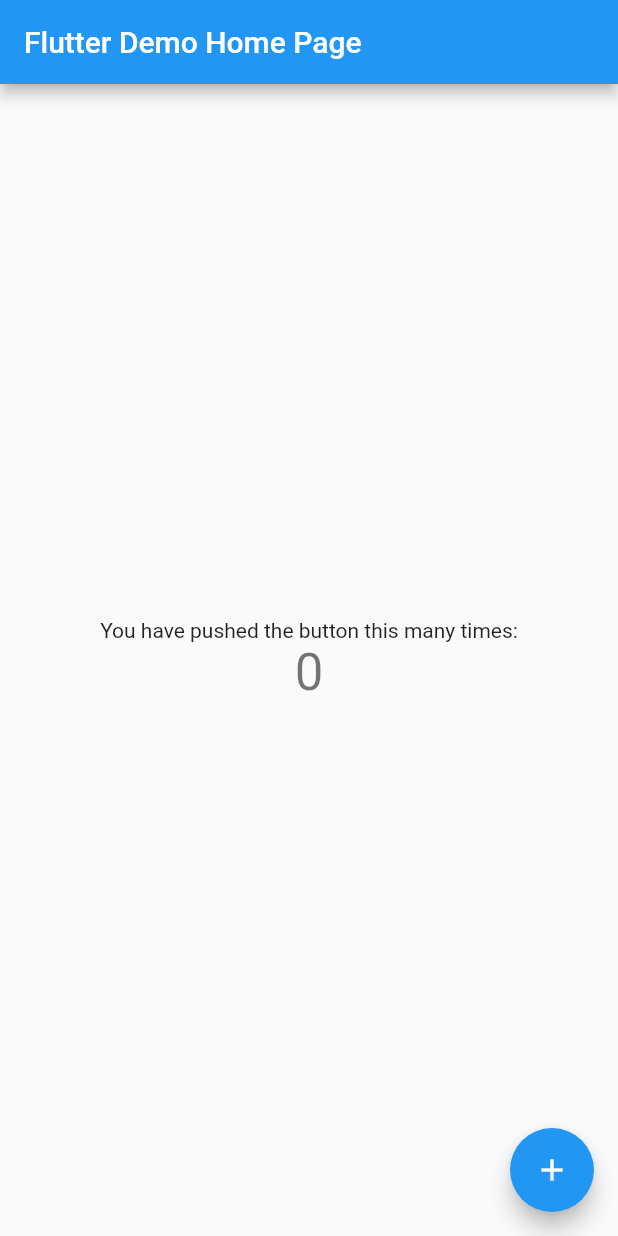
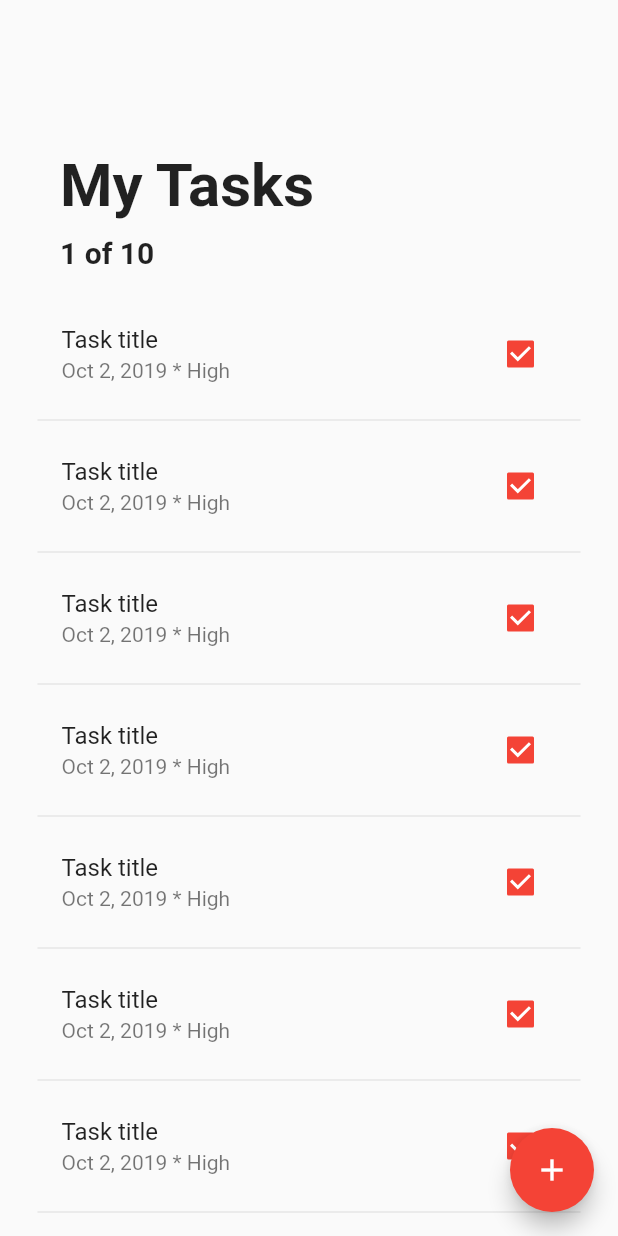
Before and after one commit to itzVort3x1/flutter_todo_list, a Flutter app: the screen it shows after launch, on a phone screen of 412 x 824 dp. Run offline on Flutter 3.47's test engine with Material 2 defaults, Android fonts, the phone set to English and light mode, and no system bars.

Commit message:
added ListView.builder

```diff
--- a/lib/main.dart
+++ b/lib/main.dart
@@ -1,4 +1,5 @@
 import 'package:flutter/material.dart';
+import 'package:todo_list/screens/todo_list_screen.dart';
 
 void main() {
   runApp(MyApp());
@@ -9,109 +10,11 @@ class MyApp extends StatelessWidget {
   @override
   Widget build(BuildContext context) {
     return MaterialApp(
-      title: 'Flutter Demo',
+      title: 'To-do',
       theme: ThemeData(
-        // This is the theme of your application.
-        //
-        // Try running your application with "flutter run". You'll see the
-        // application has a blue toolbar. Then, without quitting the app, try
-        // changing the primarySwatch below to Colors.green and then invoke
-        // "hot reload" (press "r" in the console where you ran "flutter run",
-        // or simply save your changes to "hot reload" in a Flutter IDE).
-        // Notice that the counter didn't reset back to zero; the application
-        // is not restarted.
-        primarySwatch: Colors.blue,
-        // This makes the visual density adapt to the platform that you run
-        // the app on. For desktop platforms, the controls will be smaller and
-        // closer together (more dense) than on mobile platforms.
-        visualDensity: VisualDensity.adaptivePlatformDensity,
+        primarySwatch: Colors.red,
       ),
-      home: MyHomePage(title: 'Flutter Demo Home Page'),
+      home: TodoListScreen(),
     );
   }
 }
-
-class MyHomePage extends StatefulWidget {
-  MyHomePage({Key key, this.title}) : super(key: key);
-
-  // This widget is the home page of your application. It is stateful, meaning
-  // that it has a State object (defined below) that contains fields that affect
-  // how it looks.
-
-  // This class is the configuration for the state. It holds the values (in this
-  // case the title) provided by the parent (in this case the App widget) and
-  // used by the build method of the State. Fields in a Widget subclass are
-  // always marked "final".
-
-  final String title;
-
-  @override
-  _MyHomePageState createState() => _MyHomePageState();
-}
-
-class _MyHomePageState extends State<MyHomePage> {
-  int _counter = 0;
-
-  void _incrementCounter() {
-    setState(() {
-      // This call to setState tells the Flutter framework that something has
-      // changed in this State, which causes it to rerun the build method below
-      // so that the display can reflect the updated values. If we changed
-      // _counter without calling setState(), then the build method would not be
-      // called again, and so nothing would appear to happen.
-      _counter++;
-    });
-  }
-
-  @override
-  Widget build(BuildContext context) {
-    // This method is rerun every time setState is called, for instance as done
-    // by the _incrementCounter method above.
-    //
-    // The Flutter framework has been optimized to make rerunning build methods
-    // fast, so that you can just rebuild anything that needs updating rather
-    // than having to individually change instances of widgets.
-    return Scaffold(
-      appBar: AppBar(
-        // Here we take the value from the MyHomePage object that was created by
-        // the App.build method, and use it to set our appbar title.
-        title: Text(widget.title),
-      ),
-      body: Center(
-        // Center is a layout widget. It takes a single child and positions it
-        // in the middle of the parent.
-        child: Column(
-          // Column is also a layout widget. It takes a list of children and
-          // arranges them vertically. By default, it sizes itself to fit its
-          // children horizontally, and tries to be as tall as its parent.
-          //
-          // Invoke "debug painting" (press "p" in the console, choose the
-          // "Toggle Debug Paint" action from the Flutter Inspector in Android
-          // Studio, or the "Toggle Debug Paint" command in Visual Studio Code)
-          // to see the wireframe for each widget.
-          //
-          // Column has various properties to control how it sizes itself and
-          // how it positions its children. Here we use mainAxisAlignment to
-          // center the children vertically; the main axis here is the vertical
-          // axis because Columns are vertical (the cross axis would be
-          // horizontal).
-          mainAxisAlignment: MainAxisAlignment.center,
-          children: <Widget>[
-            Text(
-              'You have pushed the button this many times:',
-            ),
-            Text(
-              '$_counter',
-              style: Theme.of(context).textTheme.headline4,
-            ),
-          ],
-        ),
-      ),
-      floatingActionButton: FloatingActionButton(
-        onPressed: _incrementCounter,
-        tooltip: 'Increment',
-        child: Icon(Icons.add),
-      ), // This trailing comma makes auto-formatting nicer for build methods.
-    );
-  }
-}
--- /dev/null
+++ b/lib/screens/todo_list_screen.dart
@@ -0,0 +1,63 @@
+import 'package:flutter/material.dart';
+
+class TodoListScreen extends StatelessWidget {
+
+  Widget _buildTask(int index, context){
+    return Padding(
+      padding: EdgeInsets.symmetric(horizontal: 25.0),
+      child: Column(
+        children: [
+          ListTile(
+            title: Text('Task title'),
+            subtitle: Text('Oct 2, 2019 * High'),
+            trailing: Checkbox(onChanged: (value){
+              print(value);
+              },
+              activeColor: Theme.of(context).primaryColor,
+              value: true,
+            ),
+          ),
+          Divider(),
+        ],
+      ),
+    );
+  }
+
+  @override
+  Widget build(BuildContext context) {
+    return Scaffold(
+      floatingActionButton: FloatingActionButton(backgroundColor: Theme.of(context).primaryColor,
+      child: Icon(Icons.add),
+        onPressed: (){},
+      ),
+      body: ListView.builder(
+        padding: EdgeInsets.symmetric(vertical: 80.0),
+        itemCount: 10,
+        itemBuilder: (BuildContext context, int index){
+          if (index == 0){
+            return Padding(
+              padding: EdgeInsets.symmetric(horizontal: 40.0, vertical: 20.0),
+              child: Column(
+                crossAxisAlignment: CrossAxisAlignment.start,
+                children: [
+                  Text('My Tasks',
+                    style: TextStyle(
+                      fontSize: 40.0,
+                      fontWeight: FontWeight.bold,
+                    ),),
+                  SizedBox(height: 10.0,),
+                  Text('1 of 10',
+                    style: TextStyle(
+                      fontSize: 20.0,
+                      fontWeight: FontWeight.w600,
+                    ),),
+                ],
+              ),
+            );
+          }
+          return _buildTask(index, context);
+        },
+      ),
+    );
+  }
+}
```
Also changed, not shown: 1 other file.
